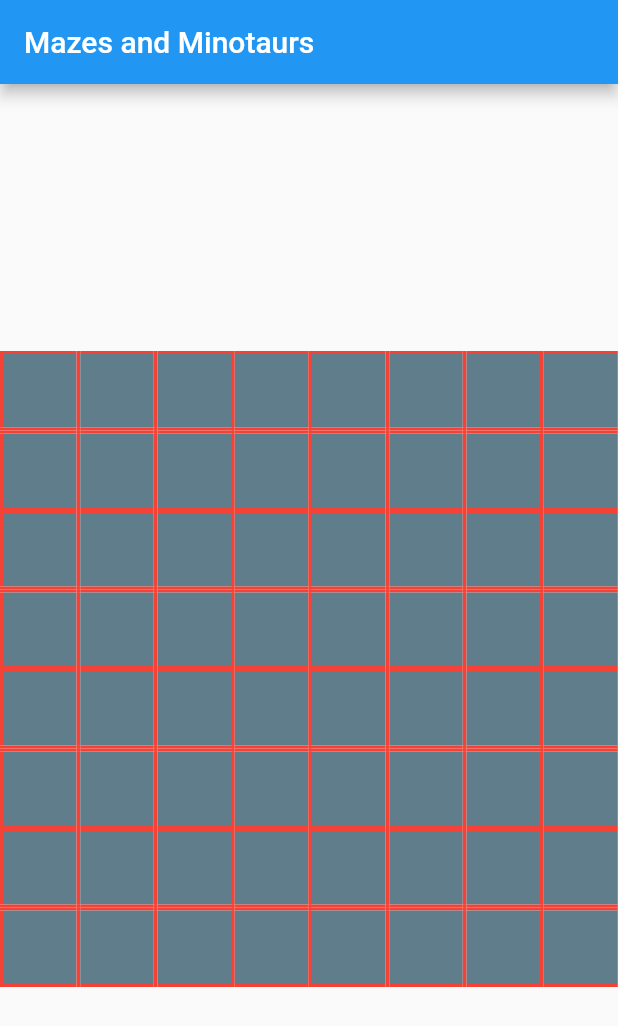
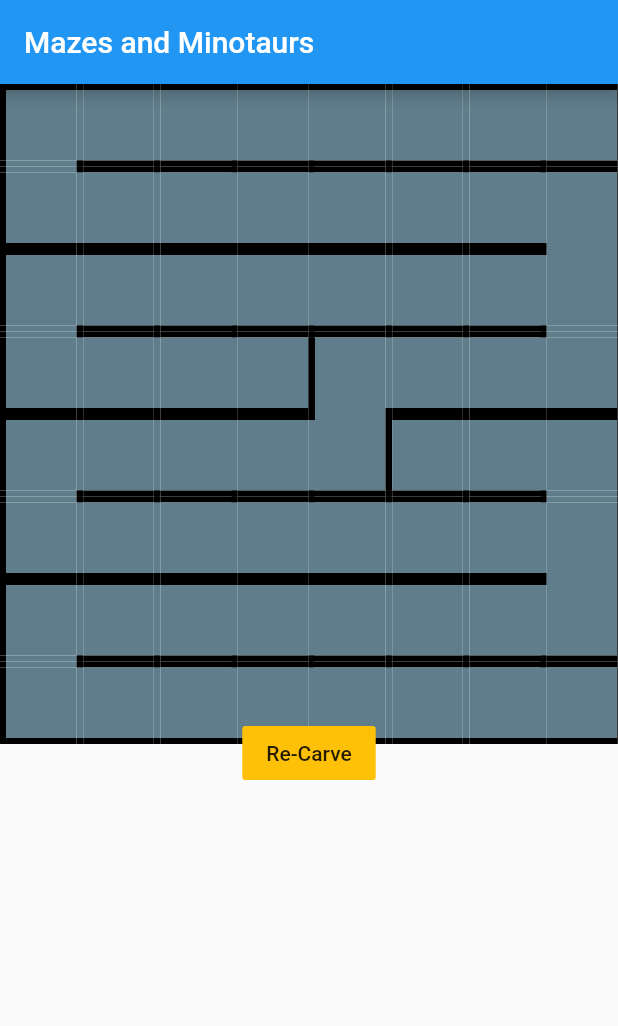
Before and after one commit to corymalcolmtaylor/game_maze, a Flutter app: the screen it shows after launch, on a phone screen of 412 x 824 dp. Shown: the top 1026 px of the screen. Run offline on Flutter 3.47's test engine with Material 2 defaults, Android fonts, the phone set to English and light mode, and no system bars.

Commit message:
fix bug in carve

```diff
--- a/lib/main.dart
+++ b/lib/main.dart
@@ -35,22 +35,33 @@ class MyApp extends StatelessWidget {
   }
 }
 
-class MazeRoom extends StatelessWidget {
+class MazeRoom extends StatefulWidget {
   final Maze maze;
 
   MazeRoom(this.maze);
-  Widget makeRoom(String name, IconData icon, double maxWidth) {
+
+  @override
+  _MazeRoomState createState() => _MazeRoomState();
+}
+
+class _MazeRoomState extends State<MazeRoom> {
+  Widget makeRoom(Room room, String name, IconData icon, double maxWidth) {
     /*  get right sizes */
     // MediaQuery.of(context)
 
-    var wallThickness = 2.0;
+    var wallThickness = 4.0;
     var roomLength =
-        ((maxWidth.floor() - (2 * (maze.maxRow + 1))) / maze.maxRow)
+        ((maxWidth.floor() - (wallThickness * (widget.maze.maxRow + 1))) /
+                widget.maze.maxRow)
             .floor()
             .toDouble();
-    var wallColor = Colors.red;
     var floorColor = Colors.blueGrey;
-    print(' roomlength is $roomLength');
+    var northColor = (room.north == true) ? Colors.black : floorColor;
+    var eastColor = (room.east == true) ? Colors.black : floorColor;
+    var southColor = (room.south == true) ? Colors.black : floorColor;
+    var westColor = (room.west == true) ? Colors.black : floorColor;
+
+    var cornerColor = Colors.black;
 
     return Table(columnWidths: {
       0: FixedColumnWidth(wallThickness),
@@ -60,7 +71,7 @@ class MazeRoom extends StatelessWidget {
       TableRow(children: [
         TableCell(
           child: Container(
-            color: wallColor,
+            color: cornerColor,
             child: SizedBox(
               height: wallThickness,
               width: wallThickness,
@@ -69,7 +80,7 @@ class MazeRoom extends StatelessWidget {
         ),
         TableCell(
           child: Container(
-            color: wallColor,
+            color: northColor,
             child: SizedBox(
               height: wallThickness,
               width: double.infinity,
@@ -78,7 +89,7 @@ class MazeRoom extends StatelessWidget {
         ),
         TableCell(
           child: Container(
-            color: wallColor,
+            color: cornerColor,
             child: SizedBox(
               height: wallThickness,
               width: wallThickness,
@@ -90,7 +101,7 @@ class MazeRoom extends StatelessWidget {
         children: [
           TableCell(
             child: Container(
-              color: wallColor,
+              color: westColor,
               child: SizedBox(
                 height: roomLength,
                 width: wallThickness,
@@ -119,7 +130,7 @@ class MazeRoom extends StatelessWidget {
           ),
           TableCell(
             child: Container(
-              color: wallColor,
+              color: eastColor,
               child: SizedBox(
                 width: wallThickness,
                 height: roomLength,
@@ -131,7 +142,7 @@ class MazeRoom extends StatelessWidget {
       TableRow(children: [
         TableCell(
           child: Container(
-            color: wallColor,
+            color: cornerColor,
             child: SizedBox(
               width: wallThickness,
               height: wallThickness,
@@ -140,7 +151,7 @@ class MazeRoom extends StatelessWidget {
         ),
         TableCell(
           child: Container(
-            color: wallColor,
+            color: southColor,
             child: SizedBox(
               width: roomLength,
               height: wallThickness,
@@ -149,7 +160,7 @@ class MazeRoom extends StatelessWidget {
         ),
         TableCell(
           child: Container(
-            color: wallColor,
+            color: cornerColor,
             child: SizedBox(
               width: wallThickness,
               height: wallThickness,
@@ -164,21 +175,19 @@ class MazeRoom extends StatelessWidget {
   Widget build(BuildContext context) {
     var maxWidth = MediaQuery.of(context).size.width;
     if (MediaQuery.of(context).orientation == Orientation.landscape) {
-      print('in landscape mode');
       maxWidth = MediaQuery.of(context).size.height * 0.75;
-    } else {
-      print('in portrait mode');
     }
 
     var trs = <TableRow>[];
-    for (int i = 1; i <= maze.maxRow; i++) {
+    for (int i = 1; i <= widget.maze.maxRow; i++) {
       trs.add(
         TableRow(
           children: List.from(
-            maze.myLabyrinth.entries
+            widget.maze.myLabyrinth.entries
                 .where((elroom) => elroom.value.y == i)
                 .map(
                   (el) => makeRoom(
+                      el.value,
                       el.value.x.toString() + '_' + el.value.y.toString(),
                       Icons.adb,
                       maxWidth),
@@ -189,9 +198,29 @@ class MazeRoom extends StatelessWidget {
       );
     }
 
-    return Center(
-      child: SizedBox(
-          width: maxWidth, height: maxWidth, child: Table(children: trs)),
+    return Column(
+      children: <Widget>[
+        Center(
+          child: SizedBox(
+              width: maxWidth, height: maxWidth, child: Table(children: trs)),
+        ),
+        SizedBox(
+          height: 10,
+        ),
+        Center(
+          child: FlatButton(
+            color: Colors.amber,
+            onPressed: () {
+              setState(() {
+                print('reinit maze');
+                widget.maze.initMaze();
+                widget.maze.carveLabyrinth();
+              });
+            },
+            child: Text('Re-Carve'),
+          ),
+        )
+      ],
     );
   }
 }
--- a/lib/maze.dart
+++ b/lib/maze.dart
@@ -12,10 +12,10 @@ class Next {
 class Room {
   var x = 0;
   var y = 0;
-  var east = false;
-  var west = false;
-  var south = false;
-  var north = false;
+  var east = true;
+  var west = true;
+  var south = true;
+  var north = true;
   var dir = '';
   var visited = false;
   var setid = 0;
@@ -60,8 +60,7 @@ class Maze {
         //numberOfRooms++;
         myLabyrinth['b_${xloop}_$yloop'].x = xloop;
         myLabyrinth['b_${xloop}_$yloop'].y = yloop;
-        print('b_${xloop}_$yloop   ' + myLabyrinth.length.toString());
-        print(myLabyrinth['b_${xloop}_$yloop']);
+
         //this['b_' + xloop + '_' + yloop].setid = this.numberOfRooms;
         //this['b_' + xloop + '_' + yloop].original_setid = this.numberOfRooms;
       }
@@ -80,8 +79,6 @@ class Maze {
       }
     }
     if ((x + 1) <= _maxCol) {
-      print('b_${x + 1}_$y');
-      print(myLabyrinth['b_${x + 1}_$y']);
       if (myLabyrinth['b_${x + 1}_$y'].visited == false) {
         aNext.two = 'b_${x + 1}_$y'; //'b_' + (x + 1) + '_' + y;
         aNext.total++;
@@ -199,25 +196,30 @@ class Maze {
   }
 
   joinRooms(String room1, String room2) {
+    print('try to join $room1 and $room2');
     if (myLabyrinth[room1].x == myLabyrinth[room2].x - 1) {
       myLabyrinth[room1].east = false;
       myLabyrinth[room2].west = false;
       myLabyrinth[room2].visited = true;
+      print('joined east to west');
     }
     if (myLabyrinth[room1].x == myLabyrinth[room2].x + 1) {
       myLabyrinth[room1].west = false;
       myLabyrinth[room2].east = false;
       myLabyrinth[room2].visited = true;
+      print('joined west to east');
     }
     if (myLabyrinth[room1].y == myLabyrinth[room2].y + 1) {
+      myLabyrinth[room1].north = false;
+      myLabyrinth[room2].south = false;
+      myLabyrinth[room2].visited = true;
+      print('joined south to north');
+    }
+    if (myLabyrinth[room1].y == myLabyrinth[room2].y - 1) {
       myLabyrinth[room1].south = false;
       myLabyrinth[room2].north = false;
       myLabyrinth[room2].visited = true;
-    }
-    if (myLabyrinth[room1].y == myLabyrinth[room2].y - 1) {
-      myLabyrinth[room1].north = false;
-      myLabyrinth[room2].south = false;
-      myLabyrinth[room2].visited = true;
+      print('joined north to south');
     }
   }
 
@@ -259,7 +261,7 @@ class Maze {
     //var special = 0;
     var notfoundfirstedge = true;
 
-    myLabyrinth[currentCell] = Room();
+    //myLabyrinth[currentCell] = Room();
     myLabyrinth[currentCell].x = x;
     myLabyrinth[currentCell].y = y;
 
```
